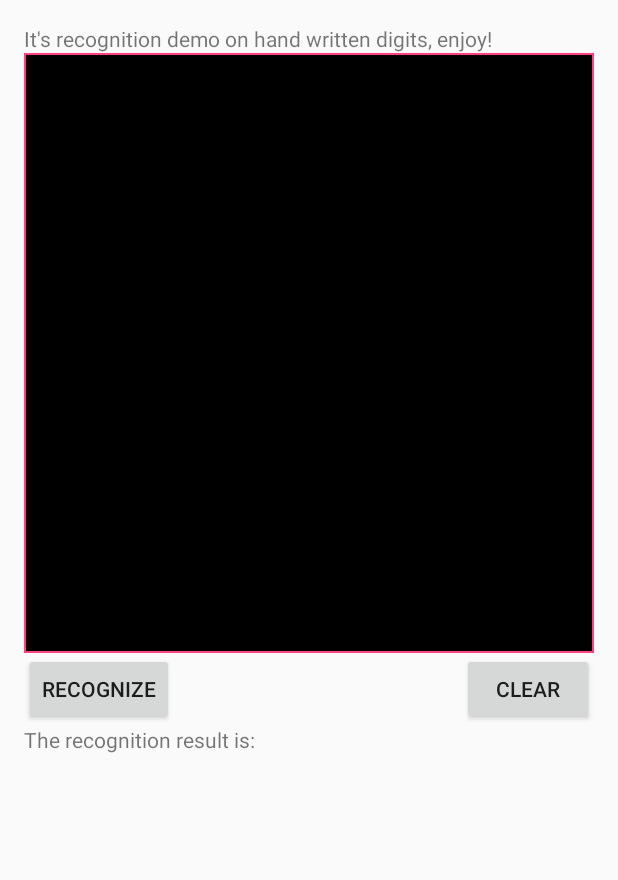
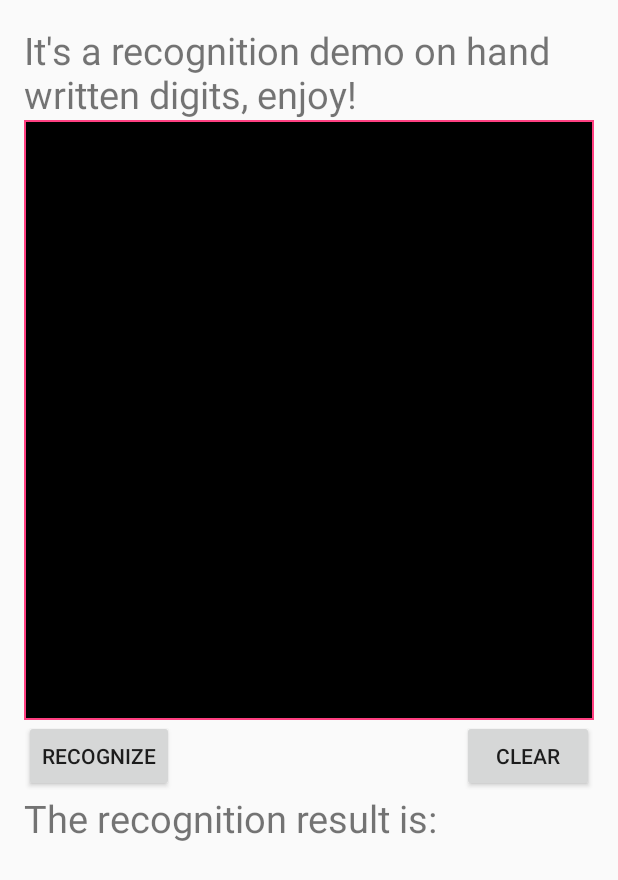
Before and after one commit to wblgers/OpenCV_Android_Plus, an Android app: the screen it shows after launch (MainActivity), on a phone screen of 412 x 824 dp. Shown: the top 880 px of the screen. Run offline under Robolectric (Android 15) with nearby library versions, the phone set to English and light mode, and no system bars; pictures from the network do not load; 3 statements that could not run were skipped.

Commit message:
Change the layout of app HandwriteDigitRecognize

```diff
--- a/HandwriteDigitRecognize/app/src/main/res/layout/activity_main.xml
+++ b/HandwriteDigitRecognize/app/src/main/res/layout/activity_main.xml
@@ -14,7 +14,8 @@
         android:id="@+id/intro"
         android:layout_width="wrap_content"
         android:layout_height="wrap_content"
-        android:text="It's recognition demo on hand written digits, enjoy!" />
+        android:textSize="25sp"
+        android:text="It's a recognition demo on hand written digits, enjoy!" />
     <com.example.bolong_wen.handwritedigitrecognize.HandWriteView
         android:id="@+id/handWriteView"
         android:layout_below="@id/intro"
@@ -42,5 +43,7 @@
         android:layout_height="wrap_content"
         android:layout_alignParentLeft = "true"
         android:layout_alignParentBottom="true"
+        android:textSize="25sp"
+        android:layout_marginBottom = "50dp"
         android:text= "The recognition result is: " />
 </RelativeLayout>
```
